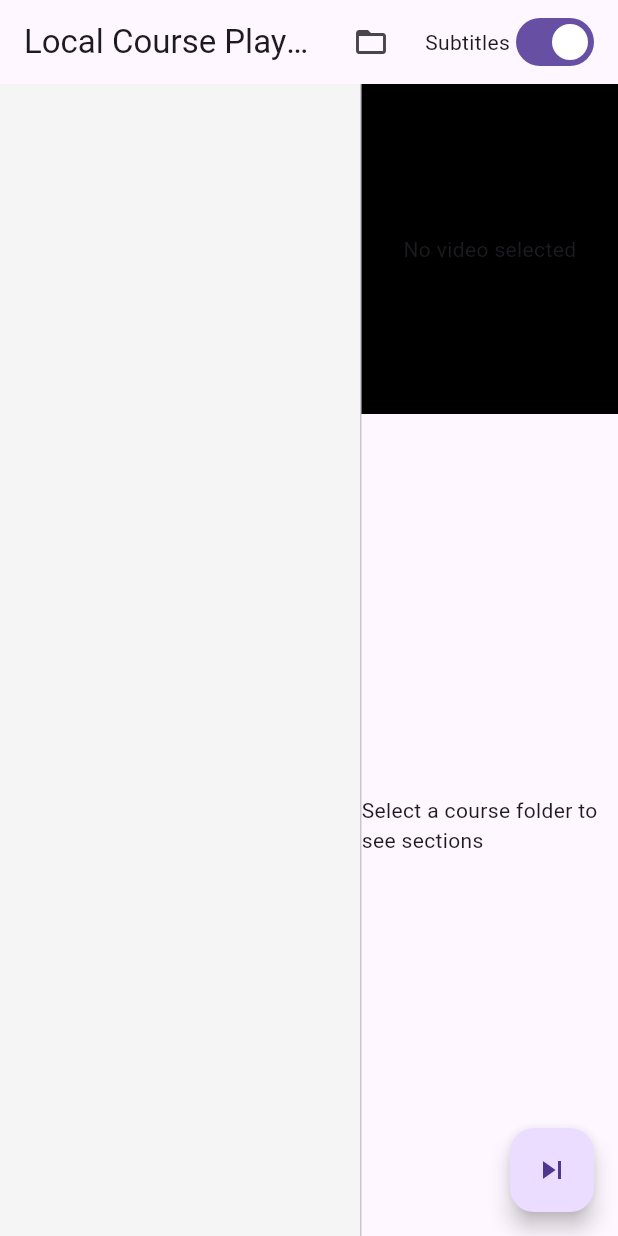
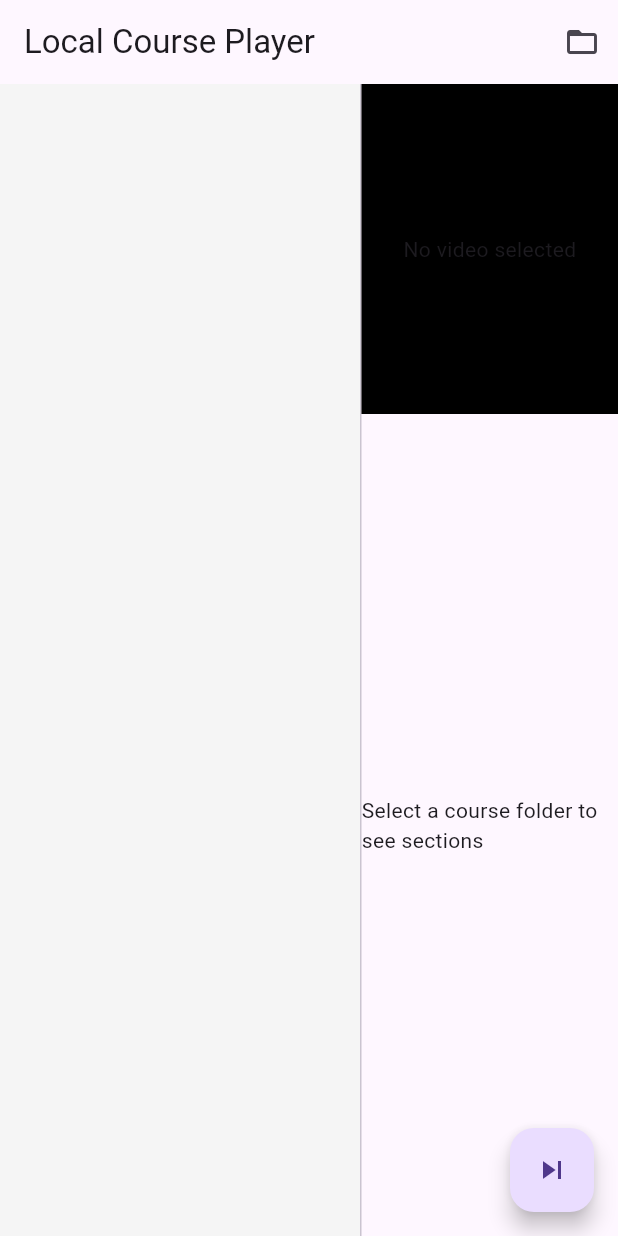
Before and after one commit to rahulrv094/local-course-player, a Flutter app: the screen it shows after launch, on a phone screen of 412 x 824 dp. Run offline on Flutter 3.47's test engine with Material 3 defaults, Android fonts, the phone set to English and light mode, and no system bars; our stand-ins replace chewie, file_picker, permission_handler, video_player.

Commit message:
Update main.dart

```diff
--- a/lib/main.dart
+++ b/lib/main.dart
@@ -1,12 +1,14 @@
+// lib/main.dart
 import 'dart:io';
 import 'package:flutter/material.dart';
-import 'package:better_player/better_player.dart';
+import 'package:video_player/video_player.dart';
+import 'package:chewie/chewie.dart';
 import 'package:file_picker/file_picker.dart';
 import 'package:path/path.dart' as p;
 import 'package:permission_handler/permission_handler.dart';
 
 void main() {
-  runApp(MyApp());
+  runApp(const MyApp());
 }
 
 class Section {
@@ -16,6 +18,7 @@ class Section {
 }
 
 class MyApp extends StatefulWidget {
+  const MyApp({super.key});
   @override
   State<MyApp> createState() => _MyAppState();
 }
@@ -25,12 +28,13 @@ class _MyAppState extends State<MyApp> {
   String? selectedDir;
   int? currentSection;
   int? currentIndex;
-  BetterPlayerController? _betterPlayerController;
-  bool subtitlesEnabled = true;
+
+  VideoPlayerController? _videoController;
+  ChewieController? _chewieController;
 
   @override
   void dispose() {
-    _betterPlayerController?.dispose();
+    _disposePlayer();
     super.dispose();
   }
 
@@ -58,7 +62,6 @@ class _MyAppState extends State<MyApp> {
         }
       }
     } else {
-      // No subfolders: treat top-level files as one section
       final files = dir.listSync().where((f) => f is File).toList();
       if (files.isNotEmpty) {
         secs.add(Section("All Files", files));
@@ -73,47 +76,44 @@ class _MyAppState extends State<MyApp> {
   }
 
   void _disposePlayer() {
-    _betterPlayerController?.dispose();
-    _betterPlayerController = null;
+    _chewieController?.pause();
+    _chewieController?.dispose();
+    _chewieController = null;
+    _videoController?.pause();
+    _videoController?.dispose();
+    _videoController = null;
   }
 
-  void playFile(int sIdx, int fIdx) {
+  Future<void> playFile(int sIdx, int fIdx) async {
     final file = sections[sIdx].files[fIdx] as File;
     final filePath = file.path;
-    // find srt with same base name
-    final srtPath = File(p.setExtension(filePath, ".srt"));
-    List<BetterPlayerSubtitlesSource> subtitles = [];
-    if (subtitlesEnabled && srtPath.existsSync()) {
-      subtitles.add(BetterPlayerSubtitlesSource(
-        type: BetterPlayerSubtitlesSourceType.file,
-        urls: [srtPath.path],
-        name: "Subtitles",
-      ));
-    }
-
-    BetterPlayerDataSource dataSource = BetterPlayerDataSource(
-      BetterPlayerDataSourceType.file,
-      filePath,
-      subtitles: subtitles,
-      notificationConfiguration: BetterPlayerNotificationConfiguration(showNotification: false),
-    );
 
     _disposePlayer();
-    _betterPlayerController = BetterPlayerController(
-      BetterPlayerConfiguration(
-        autoPlay: true,
-        fit: BoxFit.contain,
-        controlsConfiguration: BetterPlayerControlsConfiguration(
-          enableSubtitles: true,
-        ),
-        subtitlesConfiguration: BetterPlayerSubtitlesConfiguration(fontSize: 16),
-      ),
-      betterPlayerDataSource: dataSource,
+
+    _videoController = VideoPlayerController.file(File(filePath));
+    await _videoController!.initialize();
+
+    _chewieController = ChewieController(
+      videoPlayerController: _videoController!,
+      autoPlay: true,
+      looping: false,
+      allowFullScreen: true,
+      allowMuting: true,
+      // Additional customization can go here
     );
 
     setState(() {
       currentSection = sIdx;
       currentIndex = fIdx;
+    });
+
+    // when video ends, autoplay next
+    _videoController!.addListener(() {
+      if (_videoController!.value.position >= _videoController!.value.duration &&
+          !_videoController!.value.isPlaying) {
+        // video ended
+        playNext();
+      }
     });
   }
 
@@ -124,7 +124,6 @@ class _MyAppState extends State<MyApp> {
     if (next < files.length) {
       playFile(currentSection!, next);
     } else {
-      // try next section
       int s = currentSection! + 1;
       while (s < sections.length) {
         final files2 = sections[s].files;
@@ -137,51 +136,33 @@ class _MyAppState extends State<MyApp> {
     }
   }
 
+  Widget playerArea() {
+    if (_chewieController != null && _videoController != null && _videoController!.value.isInitialized) {
+      return AspectRatio(
+        aspectRatio: _videoController!.value.aspectRatio,
+        child: Chewie(controller: _chewieController!),
+      );
+    } else {
+      return Container(
+        color: Colors.black12,
+        height: 220,
+        child: const Center(child: Text('No video selected')),
+      );
+    }
+  }
+
   @override
   Widget build(BuildContext context) {
-    Widget playerArea = Container(
-      color: Colors.black12,
-      child: Center(child: Text('No video selected')),
-      height: 220,
-    );
-
-    if (_betterPlayerController != null) {
-      playerArea = AspectRatio(
-        aspectRatio: 16 / 9,
-        child: BetterPlayer(controller: _betterPlayerController!),
-      );
-    }
-
     return MaterialApp(
       title: 'Local Course Player',
       home: Scaffold(
         appBar: AppBar(
-          title: Text('Local Course Player (Option 2)'),
+          title: const Text('Local Course Player'),
           actions: [
             IconButton(
-              icon: Icon(Icons.folder_open),
+              icon: const Icon(Icons.folder_open),
               onPressed: pickDirectory,
             ),
-            Padding(
-              padding: const EdgeInsets.symmetric(horizontal: 12.0),
-              child: Row(
-                children: [
-                  Text('Subtitles'),
-                  Switch(
-                    value: subtitlesEnabled,
-                    onChanged: (v) {
-                      setState(() {
-                        subtitlesEnabled = v;
-                        // reload current file to apply subtitle toggle
-                        if (currentSection != null && currentIndex != null) {
-                          playFile(currentSection!, currentIndex!);
-                        }
-                      });
-                    },
-                  )
-                ],
-              ),
-            )
           ],
         ),
         body: Row(
@@ -201,13 +182,14 @@ class _MyAppState extends State<MyApp> {
                       setState(() {
                         currentSection = idx;
                         currentIndex = null;
+                        _disposePlayer();
                       });
                     },
                   );
                 },
               ),
             ),
-            VerticalDivider(width: 1),
+            const VerticalDivider(width: 1),
             // Center: Player + Playlist
             Expanded(
               child: Column(
@@ -215,12 +197,12 @@ class _MyAppState extends State<MyApp> {
                   // player area
                   Container(
                     color: Colors.black,
-                    child: playerArea,
+                    child: playerArea(),
                   ),
                   // playlist for current section
                   Expanded(
                     child: currentSection == null
-                        ? Center(child: Text('Select a course folder to see sections'))
+                        ? const Center(child: Text('Select a course folder to see sections'))
                         : ListView.builder(
                             itemCount: sections[currentSection!].files.length,
                             itemBuilder: (context, idx) {
@@ -230,12 +212,12 @@ class _MyAppState extends State<MyApp> {
                                 title: Text(name),
                                 selected: currentIndex == idx,
                                 onTap: () {
-                                  // if non-video, open externally
                                   final ext = p.extension(f.path).toLowerCase();
                                   if (['.mp4', '.mkv', '.avi', '.mov', '.wmv', '.flv'].contains(ext)) {
                                     playFile(currentSection!, idx);
                                   } else {
-                                    ScaffoldMessenger.of(context).showSnackBar(SnackBar(content: Text('Opening outside: $name')));
+                                    ScaffoldMessenger.of(context).showSnackBar(
+                                        SnackBar(content: Text('Open outside: $name')));
                                   }
                                 },
                               );
@@ -248,7 +230,7 @@ class _MyAppState extends State<MyApp> {
           ],
         ),
         floatingActionButton: FloatingActionButton(
-          child: Icon(Icons.skip_next),
+          child: const Icon(Icons.skip_next),
           onPressed: playNext,
           tooltip: 'Play next lecture',
         ),
```
